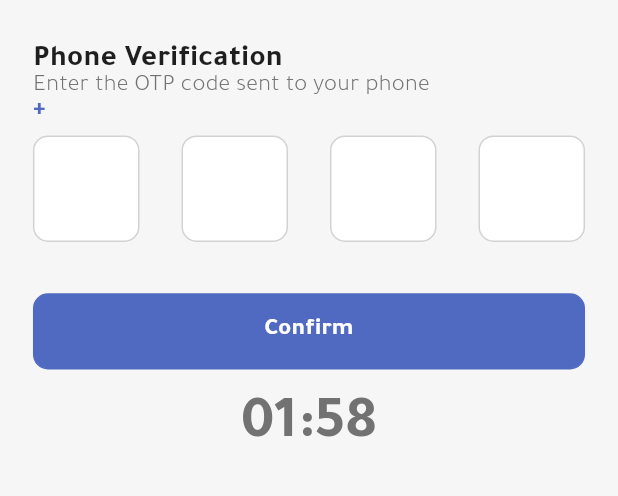
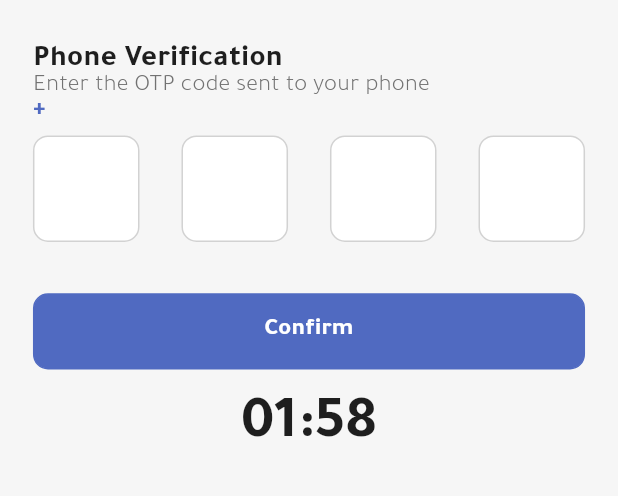
Before and after one commit to ahmedfayed29/coach_dealer_trainer, a Flutter app: the OTPPage screen opened directly with empty values, on a phone screen of 412 x 824 dp, the part 328-824 px from its top. Run offline on Flutter 3.47's test engine with Material 3 defaults, Android fonts, the phone set to English and light mode, and no system bars; drawn by our look-alikes of auto_size_text, pin_code_fields; our stand-ins replace carousel_slider, dio, flutter_html, flutter_rating_bar, flutter_screenutil, flutter_svg and 3 more; missing offline and left inert: flutter_rounded_date_picker; accounts and stored records are empty.

Commit message:
fix OTP timer display formatting and update text color

```diff
--- a/lib/features/auth/otp/otp_page.dart
+++ b/lib/features/auth/otp/otp_page.dart
@@ -140,9 +140,9 @@ class _OTPPageState extends State<OTPPage> with TickerProviderStateMixin {
                     child: Center(
                       child: AppText(
                         text:
-                            "${minutes < 9 ? "0$minutes" : minutes}:${seconds < 9 ? "0$seconds" : seconds} ",
+                            "${minutes < 10 ? "0$minutes" : minutes}:${seconds < 10 ? "0$seconds" : seconds} ",
                         textAlign: TextAlign.center,
-                        color: AppColors.textSecondary,
+                        color: AppColors.textPrimary,
                         fontSize: 40,
                         fontWeight: FontWeight.w600,
                       ),
```
